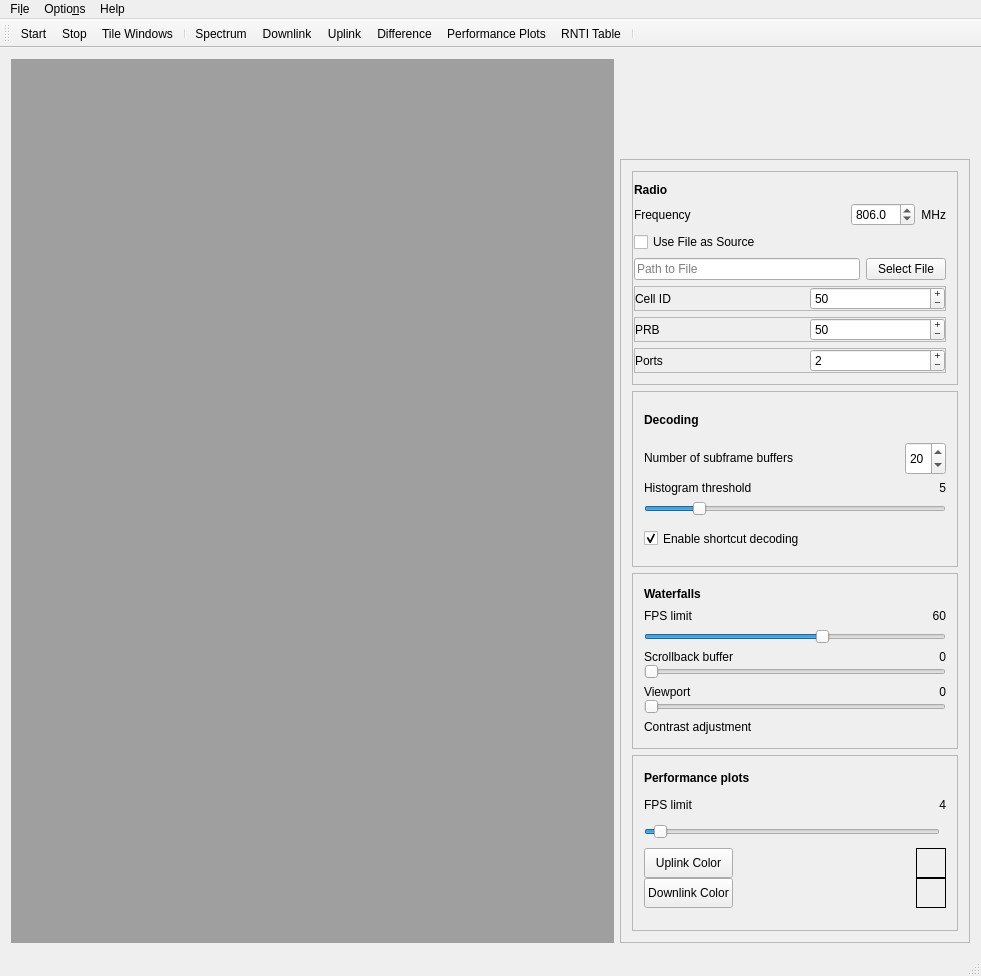
Before: the Qt Designer form src/gui/mainwindow.ui in falkenber9/falcon, drawn with Qt 5.
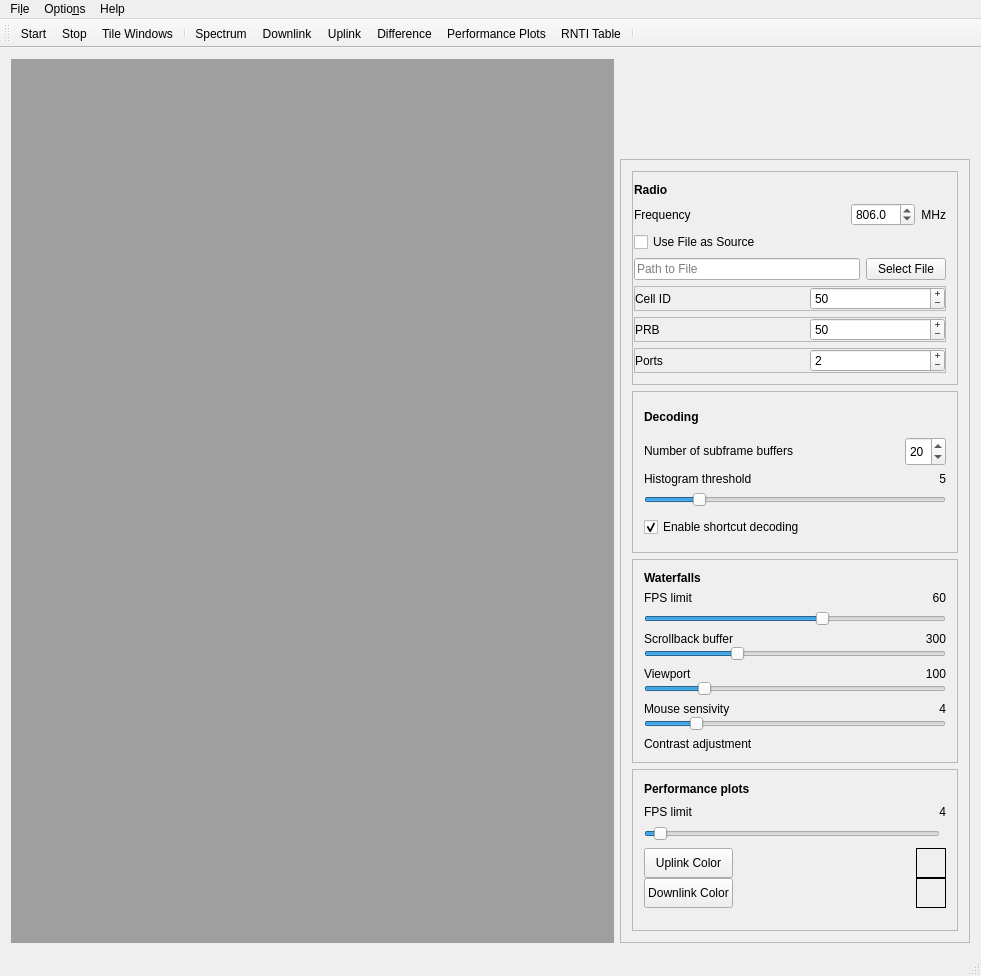
After: the same form once the commit is applied. Icons and pictures are not drawn.

The edit to the form file:
```diff
--- a/src/gui/mainwindow.ui
+++ b/src/gui/mainwindow.ui
@@ -162,9 +162,9 @@
           <property name="geometry">
            <rect>
             <x>0</x>
-            <y>0</y>
+            <y>-87</y>
             <width>276</width>
-            <height>816</height>
+            <height>860</height>
            </rect>
           </property>
           <layout class="QVBoxLayout" name="verticalLayout_2">
@@ -832,6 +832,43 @@
               <enum>QFrame::Raised</enum>
              </property>
              <layout class="QGridLayout" name="gridLayout_4">
+              <item row="6" column="0">
+               <widget class="QFrame" name="contrast_adjustment_frame">
+                <property name="frameShape">
+                 <enum>QFrame::NoFrame</enum>
+                </property>
+                <property name="frameShadow">
+                 <enum>QFrame::Raised</enum>
+                </property>
+                <layout class="QGridLayout" name="contrast_adjustment_layout">
+                 <property name="leftMargin">
+                  <number>0</number>
+                 </property>
+                 <property name="topMargin">
+                  <number>0</number>
+                 </property>
+                 <property name="rightMargin">
+                  <number>0</number>
+                 </property>
+                 <property name="bottomMargin">
+                  <number>0</number>
+                 </property>
+                 <property name="spacing">
+                  <number>0</number>
+                 </property>
+                 <item row="1" column="0">
+                  <widget class="QLabel" name="label_contrast_adjustment">
+                   <property name="text">
+                    <string>Contrast adjustment</string>
+                   </property>
+                  </widget>
+                 </item>
+                 <item row="2" column="0">
+                  <widget class="QWidget" name="contrast_adjustment_widget" native="true"/>
+                 </item>
+                </layout>
+               </widget>
+              </item>
               <item row="1" column="0">
                <widget class="QFrame" name="frame_wf_fps">
                 <property name="enabled">
@@ -917,100 +954,6 @@
                 </property>
                </widget>
               </item>
-              <item row="4" column="0">
-               <widget class="QFrame" name="contrast_adjustment_frame">
-                <property name="frameShape">
-                 <enum>QFrame::NoFrame</enum>
-                </property>
-                <property name="frameShadow">
-                 <enum>QFrame::Raised</enum>
-                </property>
-                <layout class="QGridLayout" name="contrast_adjustment_layout">
-                 <property name="leftMargin">
-                  <number>0</number>
-                 </property>
-                 <property name="topMargin">
-                  <number>0</number>
-                 </property>
-                 <property name="rightMargin">
-                  <number>0</number>
-                 </property>
-                 <property name="bottomMargin">
-                  <number>0</number>
-                 </property>
-                 <property name="spacing">
-                  <number>0</number>
-                 </property>
-                 <item row="0" column="0">
-                  <widget class="QLabel" name="label_contrast_adjustment">
-                   <property name="text">
-                    <string>Contrast adjustment</string>
-                   </property>
-                  </widget>
-                 </item>
-                 <item row="1" column="0">
-                  <widget class="QWidget" name="contrast_adjustment_widget" native="true"/>
-                 </item>
-                </layout>
-               </widget>
-              </item>
-              <item row="3" column="0">
-               <widget class="QFrame" name="frame_9">
-                <property name="frameShape">
-                 <enum>QFrame::NoFrame</enum>
-                </property>
-                <property name="frameShadow">
-                 <enum>QFrame::Raised</enum>
-                </property>
-                <layout class="QGridLayout" name="gridLayout_9">
-                 <property name="leftMargin">
-                  <number>0</number>
-                 </property>
-                 <property name="topMargin">
-                  <number>0</number>
-                 </property>
-                 <property name="rightMargin">
-                  <number>0</number>
-                 </property>
-                 <property name="bottomMargin">
-                  <number>0</number>
-                 </property>
-                 <property name="spacing">
-                  <number>0</number>
-                 </property>
-                 <item row="2" column="1">
-                  <widget class="QLabel" name="label_viewport_val">
-                   <property name="sizePolicy">
-                    <sizepolicy hsizetype="Expanding" vsizetype="Preferred">
-                     <horstretch>0</horstretch>
-                     <verstretch>0</verstretch>
-                    </sizepolicy>
-                   </property>
-                   <property name="text">
-                    <string>0</string>
-                   </property>
-                   <property name="alignment">
-                    <set>Qt::AlignRight|Qt::AlignTrailing|Qt::AlignVCenter</set>
-                   </property>
-                  </widget>
-                 </item>
-                 <item row="2" column="0">
-                  <widget class="QLabel" name="label_viewport_cap">
-                   <property name="text">
-                    <string>Viewport</string>
-                   </property>
-                  </widget>
-                 </item>
-                 <item row="3" column="0" colspan="2">
-                  <widget class="QSlider" name="slider_viewport">
-                   <property name="orientation">
-                    <enum>Qt::Horizontal</enum>
-                   </property>
-                  </widget>
-                 </item>
-                </layout>
-               </widget>
-              </item>
               <item row="2" column="0">
                <widget class="QFrame" name="frame_8">
                 <property name="frameShape">
@@ -1051,7 +994,7 @@
                     </sizepolicy>
                    </property>
                    <property name="text">
-                    <string>0</string>
+                    <string>300</string>
                    </property>
                    <property name="alignment">
                     <set>Qt::AlignRight|Qt::AlignTrailing|Qt::AlignVCenter</set>
@@ -1060,6 +1003,147 @@
                  </item>
                  <item row="5" column="0" colspan="2">
                   <widget class="QSlider" name="slider_scrollback_buffer">
+                   <property name="minimum">
+                    <number>1</number>
+                   </property>
+                   <property name="maximum">
+                    <number>1000</number>
+                   </property>
+                   <property name="value">
+                    <number>300</number>
+                   </property>
+                   <property name="orientation">
+                    <enum>Qt::Horizontal</enum>
+                   </property>
+                  </widget>
+                 </item>
+                </layout>
+               </widget>
+              </item>
+              <item row="3" column="0">
+               <widget class="QFrame" name="frame_9">
+                <property name="frameShape">
+                 <enum>QFrame::NoFrame</enum>
+                </property>
+                <property name="frameShadow">
+                 <enum>QFrame::Raised</enum>
+                </property>
+                <layout class="QGridLayout" name="gridLayout_9">
+                 <property name="leftMargin">
+                  <number>0</number>
+                 </property>
+                 <property name="topMargin">
+                  <number>0</number>
+                 </property>
+                 <property name="rightMargin">
+                  <number>0</number>
+                 </property>
+                 <property name="bottomMargin">
+                  <number>0</number>
+                 </property>
+                 <property name="spacing">
+                  <number>0</number>
+                 </property>
+                 <item row="2" column="0">
+                  <widget class="QLabel" name="label_viewport_cap">
+                   <property name="text">
+                    <string>Viewport</string>
+                   </property>
+                  </widget>
+                 </item>
+                 <item row="2" column="1">
+                  <widget class="QLabel" name="label_viewport_val">
+                   <property name="sizePolicy">
+                    <sizepolicy hsizetype="Expanding" vsizetype="Preferred">
+                     <horstretch>0</horstretch>
+                     <verstretch>0</verstretch>
+                    </sizepolicy>
+                   </property>
+                   <property name="text">
+                    <string>100</string>
+                   </property>
+                   <property name="alignment">
+                    <set>Qt::AlignRight|Qt::AlignTrailing|Qt::AlignVCenter</set>
+                   </property>
+                  </widget>
+                 </item>
+                 <item row="3" column="0" colspan="2">
+                  <widget class="QSlider" name="slider_viewport">
+                   <property name="minimum">
+                    <number>10</number>
+                   </property>
+                   <property name="maximum">
+                    <number>500</number>
+                   </property>
+                   <property name="value">
+                    <number>100</number>
+                   </property>
+                   <property name="orientation">
+                    <enum>Qt::Horizontal</enum>
+                   </property>
+                  </widget>
+                 </item>
+                </layout>
+               </widget>
+              </item>
+              <item row="5" column="0">
+               <widget class="QFrame" name="frame_10">
+                <property name="frameShape">
+                 <enum>QFrame::NoFrame</enum>
+                </property>
+                <property name="frameShadow">
+                 <enum>QFrame::Raised</enum>
+                </property>
+                <layout class="QGridLayout" name="gridLayout_10">
+                 <property name="leftMargin">
+                  <number>0</number>
+                 </property>
+                 <property name="topMargin">
+                  <number>0</number>
+                 </property>
+                 <property name="rightMargin">
+                  <number>0</number>
+                 </property>
+                 <property name="bottomMargin">
+                  <number>0</number>
+                 </property>
+                 <property name="spacing">
+                  <number>0</number>
+                 </property>
+                 <item row="0" column="0">
+                  <widget class="QLabel" name="label">
+                   <property name="text">
+                    <string>Mouse sensivity</string>
+                   </property>
+                  </widget>
+                 </item>
+                 <item row="0" column="1">
+                  <widget class="QLabel" name="label_mouse_sensivity">
+                   <property name="sizePolicy">
+                    <sizepolicy hsizetype="Expanding" vsizetype="Preferred">
+                     <horstretch>0</horstretch>
+                     <verstretch>0</verstretch>
+                    </sizepolicy>
+                   </property>
+                   <property name="text">
+                    <string>4</string>
+                   </property>
+                   <property name="alignment">
+                    <set>Qt::AlignRight|Qt::AlignTrailing|Qt::AlignVCenter</set>
+                   </property>
+                  </widget>
+                 </item>
+                 <item row="1" column="0" colspan="2">
+                  <widget class="QSlider" name="slider_mouse_sensivity">
+                   <property name="minimum">
+                    <number>1</number>
+                   </property>
+                   <property name="maximum">
+                    <number>20</number>
+                   </property>
+                   <property name="value">
+                    <number>4</number>
+                   </property>
                    <property name="orientation">
                     <enum>Qt::Horizontal</enum>
                    </property>
```
Left out of the diff: 16 changed lines with no effect on the pictures.
